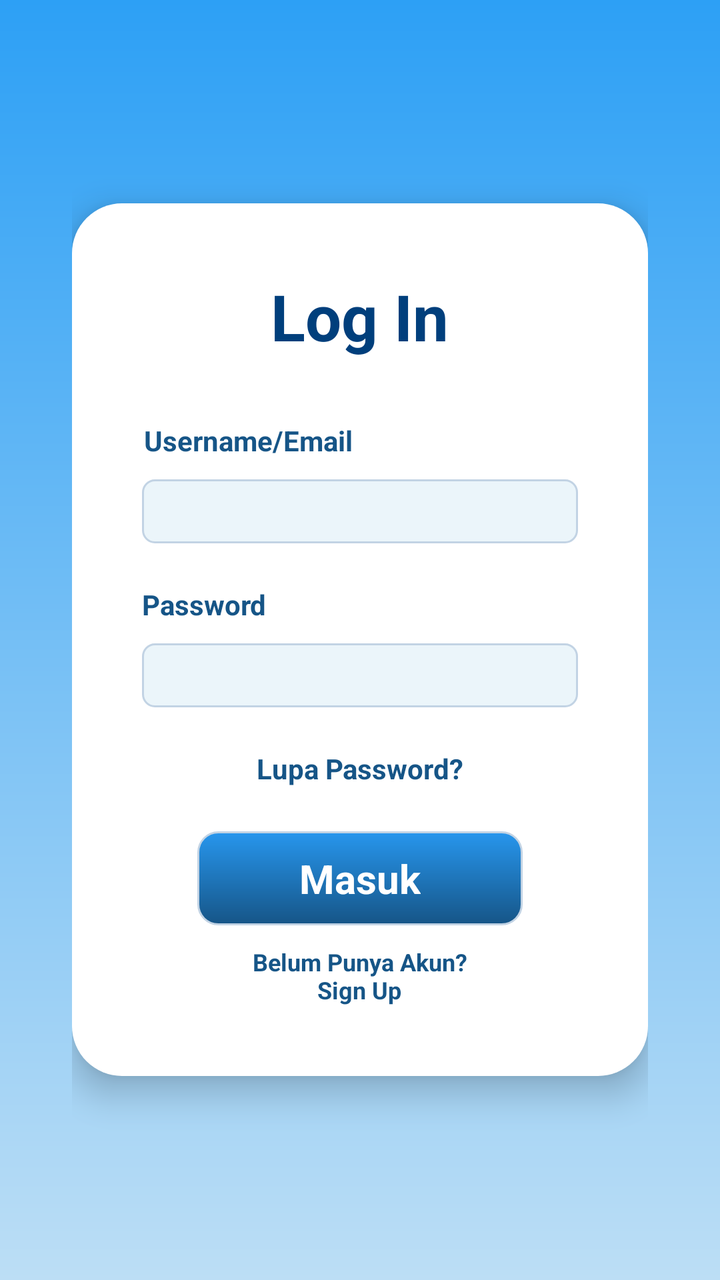
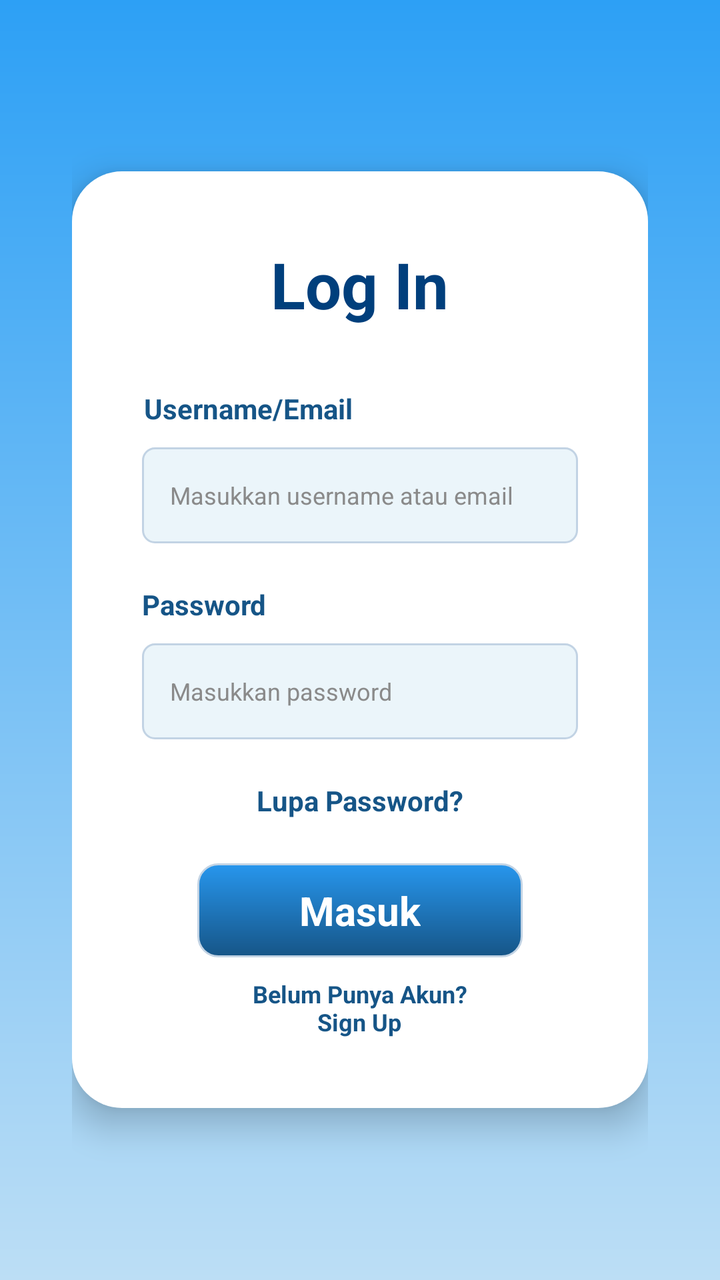

Two renders of the same Android screen: before a commit and after it. Below are the layout's source before the change and the commit's diff.
<!-- AndroidManifest.xml: application theme Theme.WisataGo -->
<!-- res/layout/activity_login.xml -->
<LinearLayout
    xmlns:android="http://schemas.android.com/apk/res/android"
    xmlns:tools="http://schemas.android.com/tools"
    xmlns:app="http://schemas.android.com/apk/res-auto"
    android:background="#FFFFFF"
    android:orientation="vertical"
    android:layout_width="match_parent"
    android:layout_height="match_parent">
    <ScrollView
        android:id="@+id/rc0fkyl4dwuf"
        android:layout_width="match_parent"
        android:layout_height="match_parent"
        android:background="@drawable/bg_login"
        android:fillViewport="true">
        <LinearLayout
            android:layout_width="match_parent"
            android:layout_height="match_parent"
            android:gravity="center"
            android:orientation="vertical"
            android:padding="36dp">
            <LinearLayout
                android:id="@+id/rk4a3h352g2g"
                android:layout_width="match_parent"
                android:layout_height="wrap_content"
                android:background="@drawable/kotak"
                android:paddingVertical="35dp"
                android:elevation="10dp"
                android:orientation="vertical">
                <LinearLayout
                    android:id="@+id/rggq1w3o19e"
                    android:layout_width="match_parent"
                    android:layout_height="wrap_content"
                    android:gravity="center_horizontal"
                    android:layout_marginBottom="31dp"
                    android:orientation="vertical">
                    <TextView
                        android:id="@+id/r90oc3wwn4yh"
                        android:textColor="#003F7C"
                        android:textSize="32sp"
                        android:textStyle="bold"
                        android:layout_height="wrap_content"
                        android:layout_width="wrap_content"
                        android:text="Log In"
                        />
                </LinearLayout>
                <TextView
                    android:id="@+id/r1qnbiymm98s"
                    android:textColor="#165587"
                    android:textSize="14sp"
                    android:textStyle="bold"
                    android:layout_marginBottom="10dp"
                    android:layout_marginStart="36dp"
                    android:layout_height="wrap_content"
                    android:layout_width="wrap_content"
                    android:text="Username/Email"
                    />
                <LinearLayout
                    android:id="@+id/r9sok4sq7do"
                    android:layout_width="match_parent"
                    android:layout_height="32dp"
                    android:background="@drawable/kotakformdata"
                    android:layout_marginBottom="21dp"
                    android:layout_marginHorizontal="35dp"
                    android:orientation="vertical">
                </LinearLayout>
                <TextView
                    android:id="@+id/r96igiylrkz"
                    android:textColor="#165587"
                    android:textSize="14sp"
                    android:textStyle="bold"
                    android:layout_marginBottom="10dp"
                    android:layout_marginStart="35dp"
                    android:layout_height="wrap_content"
                    android:layout_width="wrap_content"
                    android:text="Password"
                    />
                <LinearLayout
                    android:id="@+id/rsyw0s2h4k"
                    android:layout_width="match_parent"
                    android:layout_height="32dp"
                    android:background="@drawable/kotakformdata"
                    android:layout_marginBottom="21dp"
                    android:layout_marginHorizontal="35dp"
                    android:orientation="vertical">
                </LinearLayout>
                <LinearLayout
                    android:id="@+id/rs3av5spr3i8"
                    android:layout_width="match_parent"
                    android:layout_height="wrap_content"
                    android:gravity="center_horizontal"
                    android:layout_marginBottom="22dp"
                    android:orientation="vertical">
                    <TextView
                        android:id="@+id/r1zr8e0vjfrw"
                        android:textColor="#165587"
                        android:textSize="14sp"
                        android:textStyle="bold"
                        android:layout_height="wrap_content"
                        android:layout_width="wrap_content"
                        android:text="Lupa Password?"
                        />
                </LinearLayout>
                <LinearLayout
                    android:id="@+id/reqr1zgfhv1u"
                    android:layout_width="match_parent"
                    android:layout_height="wrap_content"
                    android:gravity="center_horizontal"
                    android:layout_marginBottom="10dp"
                    android:orientation="vertical">
                    <LinearLayout
                        android:id="@+id/rl822png1s6q"
                        android:layout_width="wrap_content"
                        android:layout_height="wrap_content"
                        android:background="@drawable/bg_login2"
                        android:paddingVertical="10dp"
                        android:paddingHorizontal="51dp"
                        android:clickable="true"
                        android:focusable="true"
                        android:orientation="vertical">
                        <TextView
                            android:id="@+id/r2dioe9li4qm"
                            android:textColor="#FFFFFF"
                            android:textSize="20sp"
                            android:textStyle="bold"
                            android:layout_height="wrap_content"
                            android:layout_width="wrap_content"
                            android:text="Masuk"
                            />
                    </LinearLayout>
                </LinearLayout>
                <LinearLayout
                    android:id="@+id/rcgkhvofl7f4"
                    android:layout_width="match_parent"
                    android:layout_height="wrap_content"
                    android:gravity="center_horizontal"
                    android:orientation="vertical">
                    <TextView
                        android:id="@+id/rmbtfuctunlg"
                        android:textColor="#165587"
                        android:textSize="12sp"
                        android:textStyle="bold"
                        android:layout_height="wrap_content"
                        android:layout_width="113dp"
                        android:gravity="center"
                        android:text="Belum Punya Akun?\nSign Up"
                        />
                </LinearLayout>
            </LinearLayout>
        </LinearLayout>
    </ScrollView>
</LinearLayout>
<!-- resources referenced by this layout -->
<resources>
  <!-- drawable bg_login (drawable) -->
  <?xml version="1.0" encoding="UTF-8"?>
  <shape
      xmlns:android="http://schemas.android.com/apk/res/android">
      <gradient
          android:startColor="#2DA0F5"
          android:endColor="#BCDEF5"
          android:angle="270"
          />
  </shape>
  <!-- drawable bg_login2 (drawable) -->
  <?xml version="1.0" encoding="UTF-8"?>
  <shape
      xmlns:android="http://schemas.android.com/apk/res/android">
      <gradient
          android:startColor="#2796ED"
          android:endColor="#165587"
          android:angle="270"
          />
      <stroke
          android:color="#C2D3E4"
          android:width="1dp"
          />
      <corners
          android:radius="10dp"
          />
  </shape>
  <!-- drawable kotak (drawable) -->
  <?xml version="1.0" encoding="UTF-8"?>
  <shape
      xmlns:android="http://schemas.android.com/apk/res/android">
      <solid
          android:color="#FFFFFF"
          />
      <corners
          android:radius="25dp"
          />
  </shape>
  <!-- drawable kotakformdata (drawable) -->
  <?xml version="1.0" encoding="UTF-8"?>
  <shape
      xmlns:android="http://schemas.android.com/apk/res/android">
      <solid
          android:color="#EBF5FA"
          />
      <stroke
          android:color="#C2D3E4"
          android:width="1dp"
          />
      <corners
          android:radius="6dp"
          />
  </shape>
  <style name="Theme.WisataGo" parent="Theme.AppCompat.Light.NoActionBar">
      </style>
</resources>

<!-- the commit's change to res/layout/activity_login.xml (unified diff, before → after) -->
@@ -54,15 +54,18 @@
                     android:layout_width="wrap_content"
                     android:text="Username/Email"
                     />
-                <LinearLayout
-                    android:id="@+id/r9sok4sq7do"
+                <EditText
+                    android:id="@+id/etUsername"
                     android:layout_width="match_parent"
-                    android:layout_height="32dp"
+                    android:layout_height="48dp"
+                    android:layout_marginHorizontal="35dp"
+                    android:layout_marginBottom="21dp"
                     android:background="@drawable/kotakformdata"
-                    android:layout_marginBottom="21dp"
-                    android:layout_marginHorizontal="35dp"
-                    android:orientation="vertical">
-                </LinearLayout>
+                    android:hint="Masukkan username atau email"
+                    android:textSize="12sp"
+                    android:paddingHorizontal="14dp"
+                    android:textColor="#000000"
+                    android:textColorHint="#8A8A8A"/>
                 <TextView
                     android:id="@+id/r96igiylrkz"
                     android:textColor="#165587"
@@ -74,15 +77,19 @@
                     android:layout_width="wrap_content"
                     android:text="Password"
                     />
-                <LinearLayout
-                    android:id="@+id/rsyw0s2h4k"
+                <EditText
+                    android:id="@+id/etPassword"
                     android:layout_width="match_parent"
-                    android:layout_height="32dp"
+                    android:layout_height="48dp"
+                    android:layout_marginHorizontal="35dp"
+                    android:layout_marginBottom="21dp"
                     android:background="@drawable/kotakformdata"
-                    android:layout_marginBottom="21dp"
-                    android:layout_marginHorizontal="35dp"
-                    android:orientation="vertical">
-                </LinearLayout>
+                    android:hint="Masukkan password"
+                    android:textSize="12sp"
+                    android:paddingHorizontal="14dp"
+                    android:textColor="#000000"
+                    android:textColorHint="#8A8A8A"
+                    android:inputType="textPassword"/>
                 <LinearLayout
                     android:id="@+id/rs3av5spr3i8"
                     android:layout_width="match_parent"
